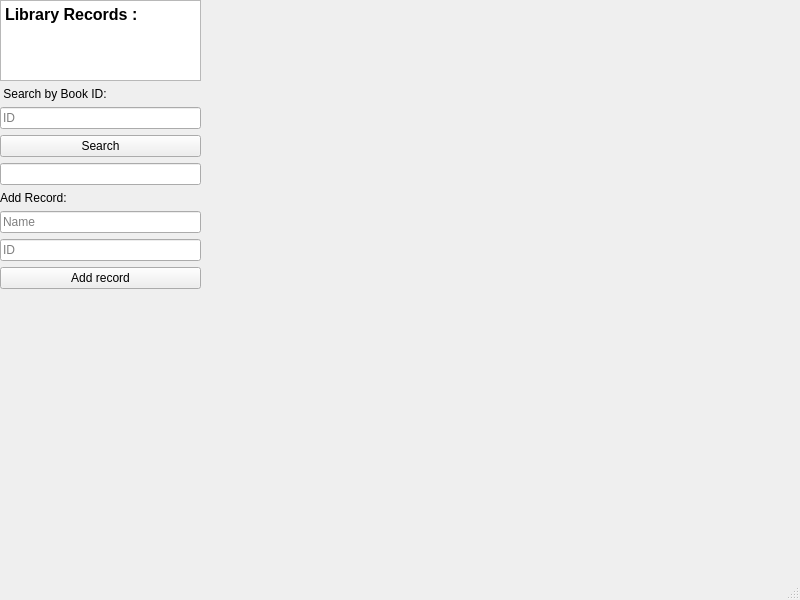
Above: mainwindow.ui from BilalAhmedKhan09/Library-Management-And-Routing before the change. Below: the same form after it.
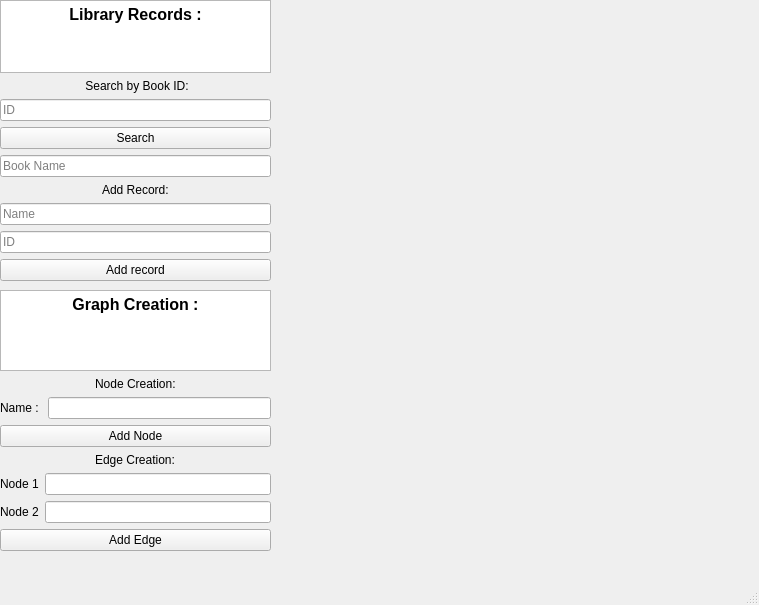
That is the form after the change.

Commit message: Added Node creation functionality and interactivity

What changed in the file:
```diff
--- a/mainwindow.ui
+++ b/mainwindow.ui
@@ -6,21 +6,46 @@
    <rect>
     <x>0</x>
     <y>0</y>
-    <width>800</width>
-    <height>600</height>
+    <width>759</width>
+    <height>605</height>
    </rect>
   </property>
   <property name="windowTitle">
    <string>MainWindow</string>
   </property>
   <widget class="QWidget" name="centralwidget">
-   <widget class="QWidget" name="">
+   <widget class="QWidget" name="Graphwidget" native="true">
     <property name="geometry">
      <rect>
+      <x>280</x>
+      <y>-30</y>
+      <width>451</width>
+      <height>591</height>
+     </rect>
+    </property>
+    <property name="minimumSize">
+     <size>
+      <width>451</width>
+      <height>591</height>
+     </size>
+    </property>
+   </widget>
+   <widget class="QWidget" name="Selectionwidget" native="true">
+    <property name="geometry">
+     <rect>
       <x>0</x>
       <y>0</y>
-      <width>201</width>
-      <height>289</height>
+      <width>271</width>
+      <height>561</height>
+     </rect>
+    </property>
+    <widget class="QWidget" name="layoutWidget">
+     <property name="geometry">
+      <rect>
+       <x>0</x>
+       <y>0</y>
+       <width>271</width>
+       <height>281</height>
      </rect>
     </property>
     <layout class="QVBoxLayout" name="verticalLayout">
@@ -37,11 +62,11 @@
 li.unchecked::marker { content: &quot;\2610&quot;; }
 li.checked::marker { content: &quot;\2612&quot;; }
 &lt;/style&gt;&lt;/head&gt;&lt;body style=&quot; font-family:'Segoe UI'; font-size:9pt; font-weight:400; font-style:normal;&quot;&gt;
-&lt;p style=&quot; margin-top:0px; margin-bottom:0px; margin-left:0px; margin-right:0px; -qt-block-indent:0; text-indent:0px;&quot;&gt;&lt;span style=&quot; font-size:12pt; font-weight:700;&quot;&gt;Library Records :&lt;/span&gt;&lt;/p&gt;&lt;/body&gt;&lt;/html&gt;</string>
+&lt;p align=&quot;center&quot; style=&quot; margin-top:0px; margin-bottom:0px; margin-left:0px; margin-right:0px; -qt-block-indent:0; text-indent:0px;&quot;&gt;&lt;span style=&quot; font-size:12pt; font-weight:700;&quot;&gt;Library Records :&lt;/span&gt;&lt;/p&gt;&lt;/body&gt;&lt;/html&gt;</string>
        </property>
       </widget>
      </item>
-     <item>
+      <item alignment="Qt::AlignmentFlag::AlignHCenter">
       <widget class="QLabel" name="label">
        <property name="text">
         <string> Search by Book ID:</string>
@@ -70,9 +95,12 @@
        <property name="readOnly">
         <bool>true</bool>
        </property>
-      </widget>
-     </item>
-     <item>
+        <property name="placeholderText">
+         <string>Book Name</string>
+        </property>
+       </widget>
+      </item>
+      <item alignment="Qt::AlignmentFlag::AlignHCenter">
       <widget class="QLabel" name="label_2">
        <property name="text">
         <string>Add Record:</string>
@@ -108,9 +136,111 @@
      </item>
     </layout>
    </widget>
-   <zorder>layoutWidget</zorder>
-   <zorder>textEdit</zorder>
-   <zorder>searchID</zorder>
+    <widget class="QWidget" name="">
+     <property name="geometry">
+      <rect>
+       <x>0</x>
+       <y>290</y>
+       <width>271</width>
+       <height>261</height>
+      </rect>
+     </property>
+     <layout class="QVBoxLayout" name="verticalLayout_2">
+      <item>
+       <widget class="QTextEdit" name="textEdit_2">
+        <property name="readOnly">
+         <bool>true</bool>
+        </property>
+        <property name="markdown">
+         <string>**Graph Creation :**
+
+</string>
+        </property>
+        <property name="html">
+         <string>&lt;!DOCTYPE HTML PUBLIC &quot;-//W3C//DTD HTML 4.0//EN&quot; &quot;http://www.w3.org/TR/REC-html40/strict.dtd&quot;&gt;
+&lt;html&gt;&lt;head&gt;&lt;meta name=&quot;qrichtext&quot; content=&quot;1&quot; /&gt;&lt;meta charset=&quot;utf-8&quot; /&gt;&lt;style type=&quot;text/css&quot;&gt;
+p, li { white-space: pre-wrap; }
+hr { height: 1px; border-width: 0; }
+li.unchecked::marker { content: &quot;\2610&quot;; }
+li.checked::marker { content: &quot;\2612&quot;; }
+&lt;/style&gt;&lt;/head&gt;&lt;body style=&quot; font-family:'Segoe UI'; font-size:9pt; font-weight:400; font-style:normal;&quot;&gt;
+&lt;p align=&quot;center&quot; style=&quot; margin-top:6px; margin-bottom:6px; margin-left:0px; margin-right:0px; -qt-block-indent:0; text-indent:0px;&quot;&gt;&lt;span style=&quot; font-size:12pt; font-weight:700;&quot;&gt;Graph Creation :&lt;/span&gt;&lt;/p&gt;&lt;/body&gt;&lt;/html&gt;</string>
+        </property>
+       </widget>
+      </item>
+      <item alignment="Qt::AlignmentFlag::AlignHCenter">
+       <widget class="QLabel" name="label_4">
+        <property name="text">
+         <string>Node Creation:</string>
+        </property>
+       </widget>
+      </item>
+      <item>
+       <layout class="QHBoxLayout" name="horizontalLayout_2">
+        <item>
+         <widget class="QLabel" name="label_3">
+          <property name="text">
+           <string>Name : </string>
+          </property>
+         </widget>
+        </item>
+        <item>
+         <widget class="QLineEdit" name="Nname"/>
+        </item>
+       </layout>
+      </item>
+      <item>
+       <widget class="QPushButton" name="AddNode">
+        <property name="text">
+         <string>Add Node</string>
+        </property>
+       </widget>
+      </item>
+      <item alignment="Qt::AlignmentFlag::AlignHCenter">
+       <widget class="QLabel" name="label_5">
+        <property name="text">
+         <string>Edge Creation:</string>
+        </property>
+       </widget>
+      </item>
+      <item>
+       <layout class="QHBoxLayout" name="horizontalLayout">
+        <item>
+         <widget class="QLabel" name="label_6">
+          <property name="text">
+           <string>Node 1</string>
+          </property>
+         </widget>
+        </item>
+        <item>
+         <widget class="QLineEdit" name="N2"/>
+        </item>
+       </layout>
+      </item>
+      <item>
+       <layout class="QHBoxLayout" name="horizontalLayout_3">
+        <item>
+         <widget class="QLabel" name="label_7">
+          <property name="text">
+           <string>Node 2</string>
+          </property>
+         </widget>
+        </item>
+        <item>
+         <widget class="QLineEdit" name="N1"/>
+        </item>
+       </layout>
+      </item>
+      <item>
+       <widget class="QPushButton" name="AddEdge">
+        <property name="text">
+         <string>Add Edge</string>
+        </property>
+       </widget>
+      </item>
+     </layout>
+    </widget>
+   </widget>
   </widget>
   <widget class="QMenuBar" name="menubar">
    <property name="geometry">
```
Left out of the diff: 2 changed lines with no effect on the pictures. Lines whose indentation alone changed are shown as unchanged. The commit also changes 30 other files.
